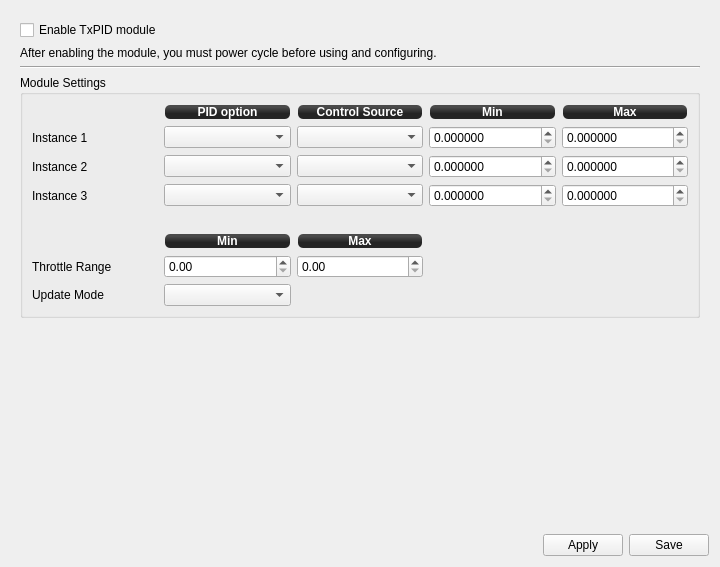
This is ground/openpilotgcs/src/plugins/config/txpid.ui in openpilot/OpenPilot as Qt 5 draws it before an edit. The edited form follows.
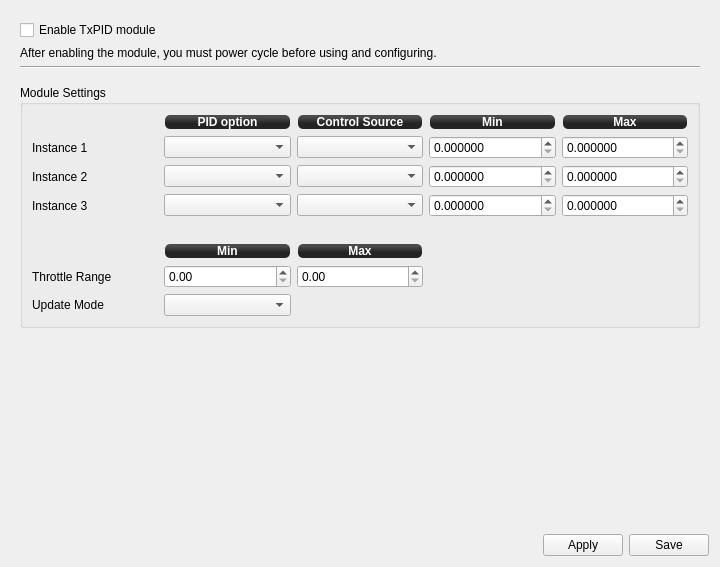
This is the edited form.

Commit message: Match small spacing between TxPid and CameraStab

Patch:
```diff
--- a/ground/openpilotgcs/src/plugins/config/txpid.ui
+++ b/ground/openpilotgcs/src/plugins/config/txpid.ui
@@ -66,8 +66,27 @@
          </property>
         </widget>
        </item>
+       <item>
+        <spacer name="verticalSpacer_2">
+         <property name="orientation">
+          <enum>Qt::Vertical</enum>
+         </property>
+         <property name="sizeType">
+          <enum>QSizePolicy::Preferred</enum>
+         </property>
+         <property name="sizeHint" stdset="0">
+          <size>
+           <width>20</width>
+           <height>10</height>
+          </size>
+         </property>
+        </spacer>
+       </item>
        <item>
         <widget class="QGroupBox" name="groupBox_6">
+         <property name="enabled">
+          <bool>true</bool>
+         </property>
          <property name="sizePolicy">
           <sizepolicy hsizetype="Preferred" vsizetype="Minimum">
            <horstretch>0</horstretch>
@@ -84,7 +103,7 @@
           <string>Module Settings</string>
          </property>
          <layout class="QGridLayout" name="gridLayout">
-          <item row="0" column="1">
+          <item row="1" column="1">
            <widget class="QLabel" name="label_51">
             <property name="styleSheet">
              <string notr="true">background-color: qlineargradient(spread:reflect, x1:0.507, y1:0, x2:0.507, y2:0.772, stop:0.208955 rgba(74, 74, 74, 255), stop:0.78607 rgba(36, 36, 36, 255));
@@ -101,7 +120,7 @@
             </property>
            </widget>
           </item>
-          <item row="0" column="2">
+          <item row="1" column="2">
            <widget class="QLabel" name="label_50">
             <property name="styleSheet">
              <string notr="true">background-color: qlineargradient(spread:reflect, x1:0.507, y1:0, x2:0.507, y2:0.772, stop:0.208955 rgba(74, 74, 74, 255), stop:0.78607 rgba(36, 36, 36, 255));
@@ -118,7 +137,7 @@
             </property>
            </widget>
           </item>
-          <item row="0" column="3">
+          <item row="1" column="3">
            <widget class="QLabel" name="label_49">
             <property name="styleSheet">
              <string notr="true">background-color: qlineargradient(spread:reflect, x1:0.507, y1:0, x2:0.507, y2:0.772, stop:0.208955 rgba(74, 74, 74, 255), stop:0.78607 rgba(36, 36, 36, 255));
@@ -135,7 +154,7 @@
             </property>
            </widget>
           </item>
-          <item row="0" column="4">
+          <item row="1" column="4">
            <widget class="QLabel" name="label">
             <property name="styleSheet">
              <string notr="true">background-color: qlineargradient(spread:reflect, x1:0.507, y1:0, x2:0.507, y2:0.772, stop:0.208955 rgba(74, 74, 74, 255), stop:0.78607 rgba(36, 36, 36, 255));
@@ -152,14 +171,14 @@
             </property>
            </widget>
           </item>
-          <item row="1" column="0">
+          <item row="2" column="0">
            <widget class="QLabel" name="label_47">
             <property name="text">
              <string>Instance 1</string>
             </property>
            </widget>
           </item>
-          <item row="1" column="1">
+          <item row="2" column="1">
            <widget class="QComboBox" name="PID1">
             <property name="focusPolicy">
              <enum>Qt::StrongFocus</enum>
@@ -170,7 +189,7 @@
             </property>
            </widget>
           </item>
-          <item row="1" column="2">
+          <item row="2" column="2">
            <widget class="QComboBox" name="Input1">
             <property name="focusPolicy">
              <enum>Qt::StrongFocus</enum>
@@ -193,7 +212,7 @@
             </property>
            </widget>
           </item>
-          <item row="1" column="3">
+          <item row="2" column="3">
            <widget class="QDoubleSpinBox" name="MinPID1">
             <property name="focusPolicy">
              <enum>Qt::StrongFocus</enum>
@@ -210,7 +229,7 @@
             </property>
            </widget>
           </item>
-          <item row="1" column="4">
+          <item row="2" column="4">
            <widget class="QDoubleSpinBox" name="MaxPID1">
             <property name="focusPolicy">
              <enum>Qt::StrongFocus</enum>
@@ -227,14 +246,14 @@
             </property>
            </widget>
           </item>
-          <item row="2" column="0">
+          <item row="3" column="0">
            <widget class="QLabel" name="label_48">
             <property name="text">
              <string>Instance 2</string>
             </property>
            </widget>
           </item>
-          <item row="2" column="1">
+          <item row="3" column="1">
            <widget class="QComboBox" name="PID2">
             <property name="focusPolicy">
              <enum>Qt::StrongFocus</enum>
@@ -245,7 +264,7 @@
             </property>
            </widget>
           </item>
-          <item row="2" column="2">
+          <item row="3" column="2">
            <widget class="QComboBox" name="Input2">
             <property name="focusPolicy">
              <enum>Qt::StrongFocus</enum>
@@ -268,7 +287,7 @@
             </property>
            </widget>
           </item>
-          <item row="2" column="3">
+          <item row="3" column="3">
            <widget class="QDoubleSpinBox" name="MinPID2">
             <property name="focusPolicy">
              <enum>Qt::StrongFocus</enum>
@@ -285,7 +304,7 @@
             </property>
            </widget>
           </item>
-          <item row="2" column="4">
+          <item row="3" column="4">
            <widget class="QDoubleSpinBox" name="MaxPID2">
             <property name="focusPolicy">
              <enum>Qt::StrongFocus</enum>
@@ -302,14 +321,14 @@
             </property>
            </widget>
           </item>
-          <item row="3" column="0">
+          <item row="4" column="0">
            <widget class="QLabel" name="label_52">
             <property name="text">
              <string>Instance 3</string>
             </property>
            </widget>
           </item>
-          <item row="3" column="1">
+          <item row="4" column="1">
            <widget class="QComboBox" name="PID3">
             <property name="focusPolicy">
              <enum>Qt::StrongFocus</enum>
@@ -320,7 +339,7 @@
             </property>
            </widget>
           </item>
-          <item row="3" column="2">
+          <item row="4" column="2">
            <widget class="QComboBox" name="Input3">
             <property name="focusPolicy">
              <enum>Qt::StrongFocus</enum>
@@ -343,7 +362,7 @@
             </property>
            </widget>
           </item>
-          <item row="3" column="3">
+          <item row="4" column="3">
            <widget class="QDoubleSpinBox" name="MinPID3">
             <property name="focusPolicy">
              <enum>Qt::StrongFocus</enum>
@@ -360,7 +379,7 @@
             </property>
            </widget>
           </item>
-          <item row="3" column="4">
+          <item row="4" column="4">
            <widget class="QDoubleSpinBox" name="MaxPID3">
             <property name="focusPolicy">
              <enum>Qt::StrongFocus</enum>
@@ -377,14 +396,14 @@
             </property>
            </widget>
           </item>
-          <item row="7" column="0">
+          <item row="8" column="0">
            <widget class="QLabel" name="label_2">
             <property name="text">
              <string>Update Mode</string>
             </property>
            </widget>
           </item>
-          <item row="7" column="1">
+          <item row="8" column="1">
            <widget class="QComboBox" name="UpdateMode">
             <property name="focusPolicy">
              <enum>Qt::StrongFocus</enum>
@@ -403,14 +422,14 @@
             </property>
            </widget>
           </item>
-          <item row="6" column="0">
+          <item row="7" column="0">
            <widget class="QLabel" name="label_3">
             <property name="text">
              <string>Throttle Range</string>
             </property>
            </widget>
           </item>
-          <item row="6" column="1">
+          <item row="7" column="1">
            <widget class="QDoubleSpinBox" name="ThrottleMin">
             <property name="focusPolicy">
              <enum>Qt::StrongFocus</enum>
@@ -426,7 +445,7 @@
             </property>
            </widget>
           </item>
-          <item row="6" column="2">
+          <item row="7" column="2">
            <widget class="QDoubleSpinBox" name="ThrottleMax">
             <property name="focusPolicy">
              <enum>Qt::StrongFocus</enum>
@@ -442,7 +461,7 @@
             </property>
            </widget>
           </item>
-          <item row="5" column="1">
+          <item row="6" column="1">
            <widget class="QLabel" name="label_4">
             <property name="styleSheet">
              <string notr="true">background-color: qlineargradient(spread:reflect, x1:0.507, y1:0, x2:0.507, y2:0.772, stop:0.208955 rgba(74, 74, 74, 255), stop:0.78607 rgba(36, 36, 36, 255));
@@ -459,7 +478,7 @@
             </property>
            </widget>
           </item>
-          <item row="5" column="2">
+          <item row="6" column="2">
            <widget class="QLabel" name="label_5">
             <property name="styleSheet">
              <string notr="true">background-color: qlineargradient(spread:reflect, x1:0.507, y1:0, x2:0.507, y2:0.772, stop:0.208955 rgba(74, 74, 74, 255), stop:0.78607 rgba(36, 36, 36, 255));
@@ -476,7 +495,7 @@
             </property>
            </widget>
           </item>
-          <item row="4" column="1">
+          <item row="5" column="1">
            <spacer name="verticalSpacer_3">
             <property name="orientation">
              <enum>Qt::Vertical</enum>
@@ -503,7 +522,7 @@
          <property name="sizeHint" stdset="0">
           <size>
            <width>20</width>
-           <height>40</height>
+           <height>20</height>
           </size>
          </property>
         </spacer>
```
